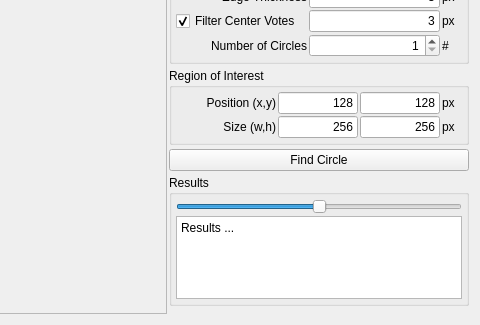
Above: MainWindow.ui from TheGoofy/ggCircleFinder before the change; both pictures show x 628 to 1108 and y 410 to 735 of the 1108 by 735 pixel window. Below: the same form after it.
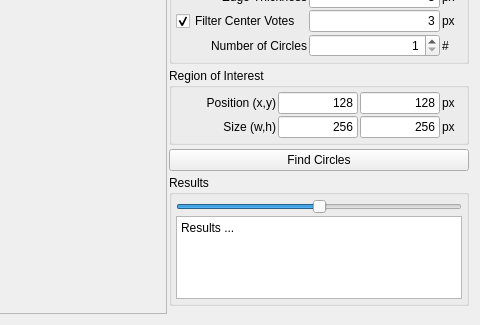
That is the form after the change. Custom widgets are drawn as their Qt base class.

```diff
--- a/MainWindow.ui
+++ b/MainWindow.ui
@@ -1300,7 +1300,7 @@
         <item>
          <widget class="QPushButton" name="pushButton">
           <property name="text">
-           <string>Find Circle</string>
+           <string>Find Circles</string>
           </property>
          </widget>
         </item>
```
Left out of the diff: 10 changed lines with no effect on the pictures.
